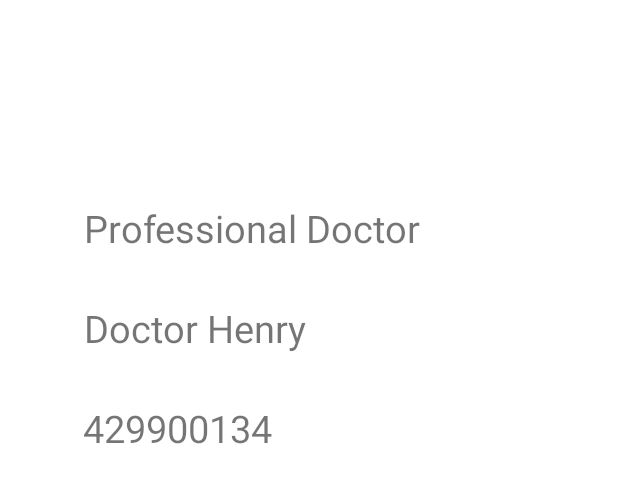
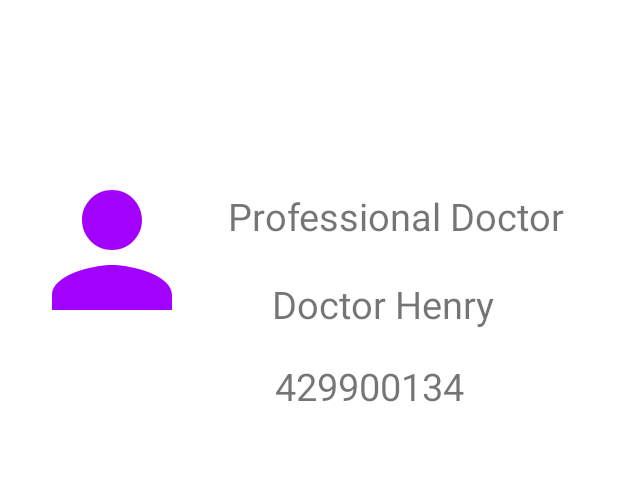
Before and after one commit to Charity-Biwot/POSTACTIVITY, an Android app: the layout post_list_xml.xml on its own in the app's theme, with its tools: preview values and no code run, on a phone screen of 412 x 824 dp. Shown: the top 483 px of the screen. Run offline under Robolectric (Android 15) with nearby library versions, the phone set to English and light mode, and no system bars.

Commit message:
first commit

```diff
--- a/app/src/main/java/com/example/mypost/ApiClient.kt
+++ b/app/src/main/java/com/example/mypost/ApiClient.kt
@@ -2,7 +2,9 @@ package com.example.mypost
 
 import retrofit2.Retrofit
 import retrofit2.converter.gson.GsonConverterFactory
-
+//retrofit is a library that creates Apiclient
+//re
+//interface is a point of interaction btn two sytems of a program
 object ApiClient {
     var retrofit = Retrofit.Builder()
         .baseUrl("https://jsonplaceholder.typicode.com/")
@@ -14,3 +16,4 @@ object ApiClient {
 
     }
 }
+//io thread receives response
--- a/app/src/main/res/layout/activity_main.xml
+++ b/app/src/main/res/layout/activity_main.xml
@@ -10,6 +10,9 @@
         android:id="@+id/rvPosts"
         android:layout_width="409dp"
         android:layout_height="729dp"
+        android:layout_marginStart="1dp"
+        android:layout_marginTop="1dp"
+        android:layout_marginBottom="1dp"
         app:layout_constraintBottom_toBottomOf="parent"
         app:layout_constraintEnd_toEndOf="parent"
         app:layout_constraintStart_toStartOf="parent"
--- a/app/src/main/res/layout/post_list_xml.xml
+++ b/app/src/main/res/layout/post_list_xml.xml
@@ -12,7 +12,7 @@
         android:layout_marginTop="32dp"
         app:layout_constraintBottom_toBottomOf="parent"
         app:layout_constraintEnd_toEndOf="parent"
-        app:layout_constraintHorizontal_bias="0.0"
+        app:layout_constraintHorizontal_bias="1.0"
         app:layout_constraintStart_toStartOf="parent"
         app:layout_constraintTop_toTopOf="parent"
         app:layout_constraintVertical_bias="1.0">
@@ -23,40 +23,53 @@
             android:layout_height="wrap_content"
             app:layout_constraintBottom_toBottomOf="parent"
             app:layout_constraintEnd_toEndOf="parent"
+            app:layout_constraintHorizontal_bias="0.0"
             app:layout_constraintStart_toStartOf="parent"
-            app:layout_constraintTop_toTopOf="parent" />
+            app:layout_constraintTop_toTopOf="parent"
+            app:layout_constraintVertical_bias="0.244" />
 
         <TextView
             android:id="@+id/userId"
             android:layout_width="wrap_content"
             android:layout_height="wrap_content"
-            android:layout_marginTop="32dp"
+            android:layout_marginTop="24dp"
             android:text="Doctor Henry"
             android:textSize="25dp"
-            app:layout_constraintStart_toStartOf="@+id/tvAbout"
+            app:layout_constraintEnd_toEndOf="@+id/tvAbout"
+            app:layout_constraintStart_toEndOf="@+id/imgPerson"
             app:layout_constraintTop_toBottomOf="@+id/tvAbout" />
 
         <TextView
+            android:id="@+id/idNo"
             android:layout_width="wrap_content"
             android:layout_height="wrap_content"
-            android:layout_marginStart="16dp"
-            android:layout_marginTop="32dp"
+            android:layout_marginTop="20dp"
+            android:layout_marginEnd="20dp"
             android:text="429900134"
             android:textSize="25dp"
             app:layout_constraintEnd_toEndOf="@+id/userId"
-            app:layout_constraintStart_toStartOf="parent"
             app:layout_constraintTop_toBottomOf="@+id/userId" />
 
         <TextView
             android:id="@+id/tvAbout"
             android:layout_width="wrap_content"
             android:layout_height="wrap_content"
-            android:layout_marginStart="40dp"
-            android:layout_marginTop="40dp"
+            android:layout_marginTop="32dp"
+            android:layout_marginEnd="36dp"
             android:text="Professional Doctor"
             android:textSize="25dp"
+            app:layout_constraintEnd_toEndOf="parent"
+            app:layout_constraintTop_toTopOf="parent" />
+
+        <ImageView
+            android:id="@+id/imgPerson"
+            android:layout_width="120dp"
+            android:layout_height="120dp"
+            android:layout_marginStart="12dp"
+            android:layout_marginTop="12dp"
             app:layout_constraintStart_toStartOf="parent"
-            app:layout_constraintTop_toTopOf="parent" />
+            app:layout_constraintTop_toTopOf="parent"
+            app:srcCompat="@drawable/ic_baseline_person_24" />
 
     </androidx.constraintlayout.widget.ConstraintLayout>
 </androidx.constraintlayout.widget.ConstraintLayout>
```
Also changed, not shown: app/src/main/AndroidManifest.xml (+6 -4 lines), app/src/main/java/com/example/mypost/CommentActivity.kt (added, +43 -0 lines), app/src/main/java/com/example/mypost/MainActivity.kt (+29 -11 lines), app/src/main/java/com/example/mypost/Post.kt (+9 -2 lines), app/src/main/java/com/example/mypost/RetrofitAdapter.kt (+26 -22 lines), app/src/main/java/com/example/mypost/RetrofitAdaptercomment.kt (added, +30 -0 lines), app/src/main/res/layout/activity_comment.xml (added, +41 -0 lines).
